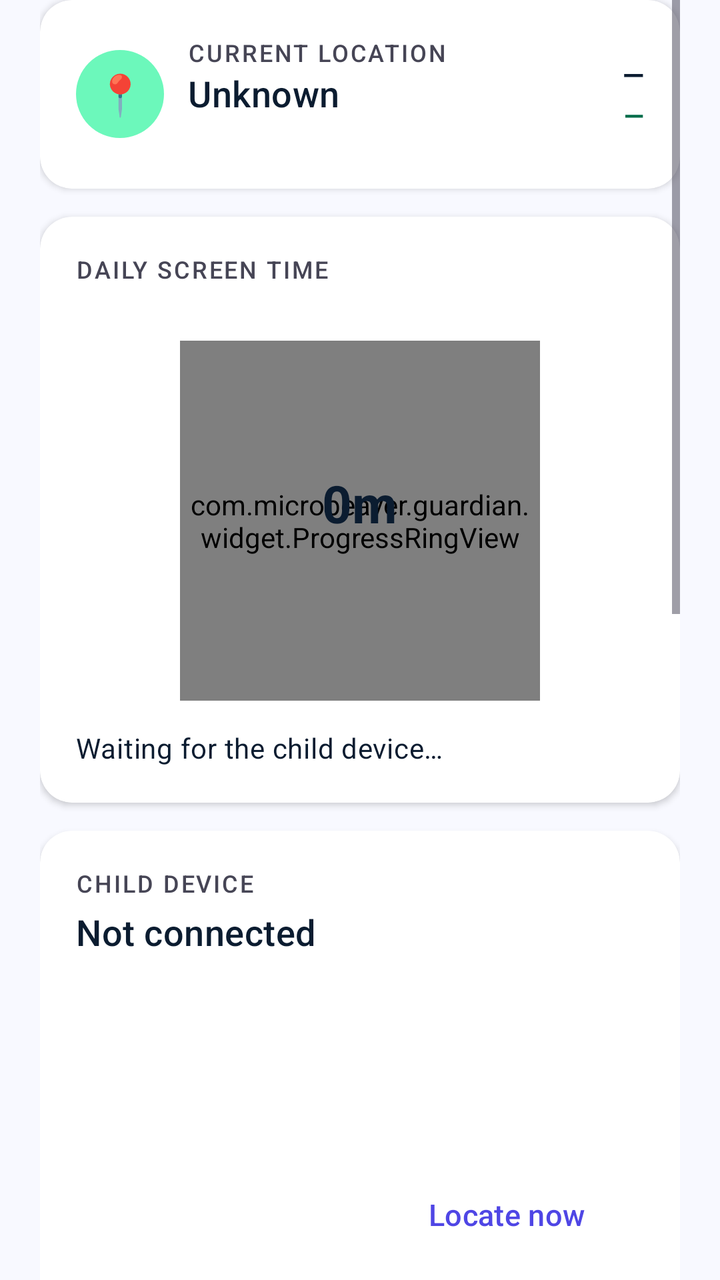
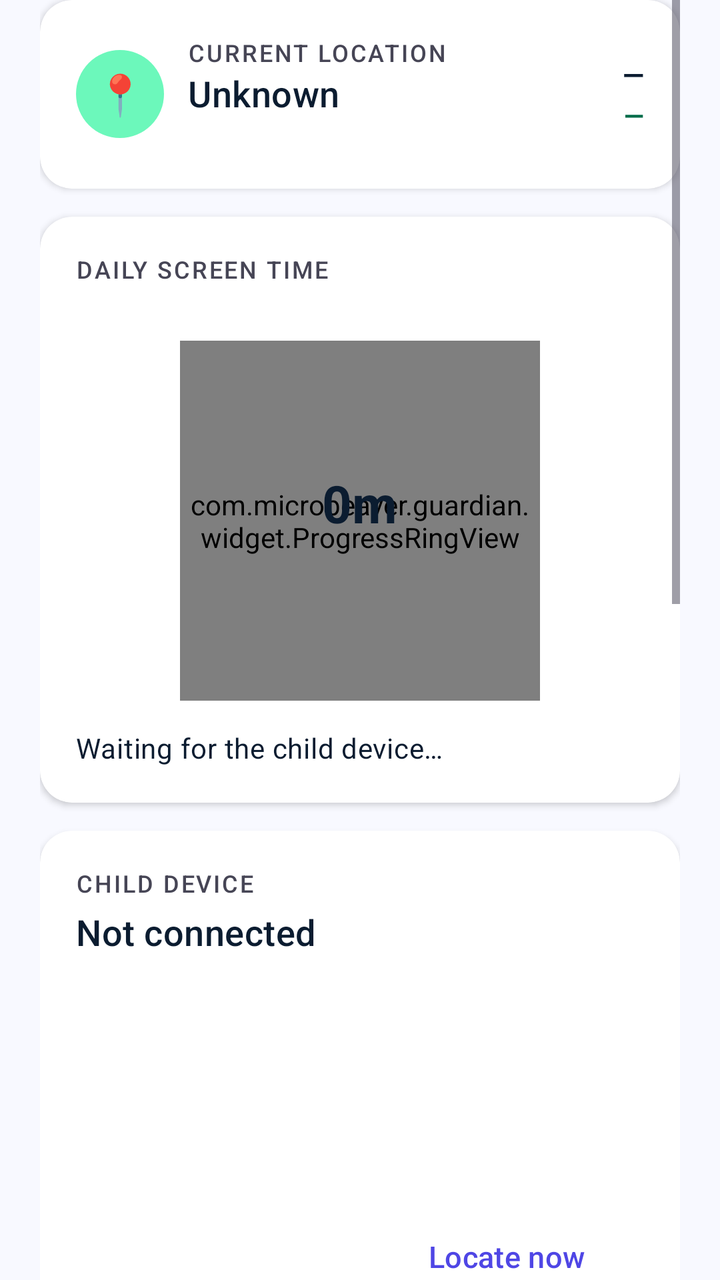

Before-and-after screenshots of an Android layout around one commit, followed by the original layout XML and the change that was made.
<!-- AndroidManifest.xml: application theme Theme.BeaverGuardian -->
<!-- res/layout/fragment_dashboard.xml -->
<?xml version="1.0" encoding="utf-8"?>
<ScrollView xmlns:android="http://schemas.android.com/apk/res/android"
    xmlns:app="http://schemas.android.com/apk/res-auto"
    android:layout_width="match_parent"
    android:layout_height="match_parent"
    android:clipToPadding="false"
    android:paddingStart="20dp" android:paddingEnd="20dp" android:paddingBottom="20dp">

    <LinearLayout android:layout_width="match_parent" android:layout_height="wrap_content"
        android:orientation="vertical">

        
        <LinearLayout android:id="@+id/boxNotifWarning"
            android:layout_width="match_parent" android:layout_height="wrap_content"
            android:orientation="vertical" android:background="@drawable/bg_warning_card"
            android:padding="14dp" android:layout_marginBottom="14dp" android:visibility="gone">
            <TextView android:layout_width="wrap_content" android:layout_height="wrap_content"
                android:text="Notifications are off" android:textStyle="bold"
                android:textSize="15sp" android:textColor="@color/on_tertiary_container" />
            <TextView android:layout_width="match_parent" android:layout_height="wrap_content"
                android:text="SOS and unknown callers will not reach you."
                android:textSize="13sp" android:textColor="@color/on_tertiary_container"
                android:paddingTop="4dp" android:paddingBottom="8dp" />
            <Button android:id="@+id/btnFixNotif" style="@style/Button.Primary"
                android:layout_width="match_parent" android:layout_height="wrap_content"
                android:text="Turn notifications on" />
            <Button android:id="@+id/btnFixDoze" style="@style/Button.Primary"
                android:layout_width="match_parent" android:layout_height="wrap_content"
                android:text="Stop Android freezing alerts"
                android:layout_marginTop="8dp" android:visibility="gone" />
        </LinearLayout>

        
        <androidx.cardview.widget.CardView style="@style/Card.Guardian"
            android:layout_width="match_parent" android:layout_height="wrap_content">
            <LinearLayout android:layout_width="match_parent" android:layout_height="wrap_content"
                android:orientation="horizontal" android:padding="18dp" android:gravity="center_vertical">
                <TextView android:layout_width="44dp" android:layout_height="44dp"
                    android:background="@drawable/bg_pill_emerald" android:gravity="center"
                    android:text="📍" android:textSize="20sp" />
                <LinearLayout android:layout_width="0dp" android:layout_weight="1"
                    android:layout_height="wrap_content" android:orientation="vertical"
                    android:layout_marginStart="12dp">
                    <TextView style="@style/Text.SectionLabel" android:layout_width="wrap_content"
                        android:layout_height="wrap_content" android:text="Current location" />
                    <TextView android:id="@+id/tvLocation" style="@style/Text.Title"
                        android:layout_width="wrap_content" android:layout_height="wrap_content"
                        android:text="Unknown" />
                    <TextView android:id="@+id/tvZoneState" style="@style/Text.Caption"
                        android:layout_width="wrap_content" android:layout_height="wrap_content" />
                </LinearLayout>
                <LinearLayout android:layout_width="wrap_content" android:layout_height="wrap_content"
                    android:orientation="vertical" android:gravity="end">
                    <TextView android:id="@+id/tvBattery" android:layout_width="wrap_content"
                        android:layout_height="wrap_content" android:textSize="14sp"
                        android:textStyle="bold" android:textColor="@color/on_surface"
                        android:text="—" />
                    <TextView android:id="@+id/tvConnection" android:layout_width="wrap_content"
                        android:layout_height="wrap_content" android:textSize="13sp"
                        android:textStyle="bold" android:textColor="@color/secondary_dark"
                        android:text="—" android:paddingTop="2dp" />
                </LinearLayout>
            </LinearLayout>
        </androidx.cardview.widget.CardView>

        
        <androidx.cardview.widget.CardView style="@style/Card.Guardian"
            android:layout_width="match_parent" android:layout_height="wrap_content">
            <LinearLayout android:layout_width="match_parent" android:layout_height="wrap_content"
                android:orientation="vertical" android:padding="18dp">
                <TextView style="@style/Text.SectionLabel" android:layout_width="wrap_content"
                    android:layout_height="wrap_content" android:text="Daily screen time" />
                <TextView android:id="@+id/tvLimit" style="@style/Text.Caption"
                    android:layout_width="wrap_content" android:layout_height="wrap_content"
                    android:paddingBottom="10dp" />
                <FrameLayout android:layout_width="180dp" android:layout_height="180dp"
                    android:layout_gravity="center">
                    <com.microbeaver.guardian.widget.ProgressRingView android:id="@+id/ring"
                        android:layout_width="match_parent" android:layout_height="match_parent" />
                    <LinearLayout android:layout_width="wrap_content" android:layout_height="wrap_content"
                        android:orientation="vertical" android:layout_gravity="center"
                        android:gravity="center">
                        <TextView android:id="@+id/tvUsedTotal" style="@style/Text.Metric"
                            android:layout_width="wrap_content" android:layout_height="wrap_content"
                            android:text="0m" android:textSize="26sp" />
                        <TextView android:id="@+id/tvRemaining" style="@style/Text.Caption"
                            android:layout_width="wrap_content" android:layout_height="wrap_content" />
                    </LinearLayout>
                </FrameLayout>
                <TextView android:id="@+id/tvTopApps" style="@style/Text.Body"
                    android:layout_width="match_parent" android:layout_height="wrap_content"
                    android:textSize="14sp" android:paddingTop="14dp"
                    android:text="Waiting for the child device…" />
            </LinearLayout>
        </androidx.cardview.widget.CardView>

        
        <androidx.cardview.widget.CardView style="@style/Card.Guardian"
            android:layout_width="match_parent" android:layout_height="wrap_content">
            <LinearLayout android:layout_width="match_parent" android:layout_height="wrap_content"
                android:orientation="vertical" android:padding="18dp">
                <TextView style="@style/Text.SectionLabel" android:layout_width="wrap_content"
                    android:layout_height="wrap_content" android:text="Child device" />
                <TextView android:id="@+id/tvDevice" style="@style/Text.Title"
                    android:layout_width="wrap_content" android:layout_height="wrap_content"
                    android:text="Not connected" android:paddingTop="4dp" />
                <TextView android:id="@+id/tvSeen" style="@style/Text.Caption"
                    android:layout_width="match_parent" android:layout_height="wrap_content" />
                
                <TextView android:id="@+id/tvAdminStatus" android:layout_width="match_parent"
                    android:layout_height="wrap_content" android:textSize="14sp"
                    android:textStyle="bold" android:paddingTop="10dp" />
                <TextView android:id="@+id/tvVpnStatus" android:layout_width="match_parent"
                    android:layout_height="wrap_content" android:textSize="14sp"
                    android:textStyle="bold" android:paddingTop="2dp" />
                <TextView android:id="@+id/tvZonesSummary" style="@style/Text.Caption"
                    android:layout_width="match_parent" android:layout_height="wrap_content"
                    android:paddingTop="6dp" />
                <LinearLayout android:layout_width="match_parent" android:layout_height="wrap_content"
                    android:orientation="horizontal" android:layout_marginTop="12dp">
                    <Button android:id="@+id/btnMap" style="@style/Button.Primary"
                        android:layout_width="0dp" android:layout_weight="1"
                        android:layout_height="wrap_content" android:text="Open map" />
                    <Button android:id="@+id/btnLocate" style="@style/Button.Outline"
                        android:layout_width="0dp" android:layout_weight="1"
                        android:layout_height="wrap_content" android:text="Locate now"
                        android:layout_marginStart="10dp" />
                </LinearLayout>
                <Button android:id="@+id/btnPair" style="@style/Button.Text"
                    android:layout_width="wrap_content" android:layout_height="wrap_content"
                    android:text="Open pairing window (15 min)" android:paddingStart="0dp" />
            </LinearLayout>
        </androidx.cardview.widget.CardView>

        
        <androidx.cardview.widget.CardView style="@style/Card.Guardian"
            android:layout_width="match_parent" android:layout_height="wrap_content">
            <LinearLayout android:layout_width="match_parent" android:layout_height="wrap_content"
                android:orientation="vertical" android:padding="18dp">
                <TextView style="@style/Text.SectionLabel" android:layout_width="wrap_content"
                    android:layout_height="wrap_content" android:text="Quick actions"
                    android:paddingBottom="10dp" />
                <LinearLayout android:layout_width="match_parent" android:layout_height="wrap_content"
                    android:orientation="horizontal">
                    <Button android:id="@+id/btnLock" style="@style/Button.Primary"
                        android:layout_width="0dp" android:layout_weight="1"
                        android:layout_height="wrap_content" android:text="Lock" />
                    <Button android:id="@+id/btnUnlock" style="@style/Button.Safe"
                        android:layout_width="0dp" android:layout_weight="1"
                        android:layout_height="wrap_content" android:text="Unlock"
                        android:layout_marginStart="10dp" />
                </LinearLayout>
                <LinearLayout android:layout_width="match_parent" android:layout_height="wrap_content"
                    android:orientation="horizontal" android:layout_marginTop="10dp">
                    <Button android:id="@+id/btnNetOff" style="@style/Button.Outline"
                        android:layout_width="0dp" android:layout_weight="1"
                        android:layout_height="wrap_content" android:text="Pause internet" />
                    <Button android:id="@+id/btnNetOn" style="@style/Button.Outline"
                        android:layout_width="0dp" android:layout_weight="1"
                        android:layout_height="wrap_content" android:text="Resume"
                        android:layout_marginStart="10dp" />
                </LinearLayout>
            </LinearLayout>
        </androidx.cardview.widget.CardView>

        
        <androidx.cardview.widget.CardView style="@style/Card.Guardian"
            android:layout_width="match_parent" android:layout_height="wrap_content">
            <LinearLayout android:layout_width="match_parent" android:layout_height="wrap_content"
                android:orientation="vertical" android:padding="18dp">
                <TextView style="@style/Text.SectionLabel" android:layout_width="wrap_content"
                    android:layout_height="wrap_content" android:text="Temporary internet" />
                <TextView android:id="@+id/tvNetTimerStatus" style="@style/Text.Caption"
                    android:layout_width="match_parent" android:layout_height="wrap_content"
                    android:paddingTop="4dp" />
                <LinearLayout android:layout_width="match_parent" android:layout_height="wrap_content"
                    android:orientation="horizontal" android:gravity="center_vertical"
                    android:layout_marginTop="10dp">
                    <TextView android:layout_width="0dp" android:layout_weight="1"
                        android:layout_height="wrap_content" android:text="Duration"
                        android:textSize="14sp" android:textColor="@color/on_surface" />
                    <TextView android:id="@+id/tvNetTimerValue" android:layout_width="wrap_content"
                        android:layout_height="wrap_content" android:textSize="16sp"
                        android:textStyle="bold" android:textColor="@color/primary" />
                </LinearLayout>
                <com.google.android.material.slider.Slider android:id="@+id/sliderNetTimer"
                    android:layout_width="match_parent" android:layout_height="wrap_content"
                    android:valueFrom="10" android:valueTo="360" android:stepSize="10"
                    android:value="30" android:layout_marginTop="4dp" />
                <LinearLayout android:layout_width="match_parent" android:layout_height="wrap_content"
                    android:orientation="horizontal">
                    <TextView style="@style/Text.Caption" android:layout_width="0dp"
                        android:layout_weight="1" android:layout_height="wrap_content"
                        android:text="10 min" />
                    <TextView style="@style/Text.Caption" android:layout_width="wrap_content"
                        android:layout_height="wrap_content" android:text="6 h" />
                </LinearLayout>
                <Button android:id="@+id/btnOpenNetTimer" style="@style/Button.Primary"
                    android:layout_width="match_parent" android:layout_height="wrap_content"
                    android:text="Open internet temporarily" android:layout_marginTop="8dp" />
            </LinearLayout>
        </androidx.cardview.widget.CardView>

        
        <androidx.cardview.widget.CardView style="@style/Card.Guardian"
            android:layout_width="match_parent" android:layout_height="wrap_content">
            <LinearLayout android:layout_width="match_parent" android:layout_height="wrap_content"
                android:orientation="vertical" android:padding="18dp">
                <LinearLayout android:layout_width="match_parent" android:layout_height="wrap_content"
                    android:orientation="horizontal" android:gravity="center_vertical">
                    <TextView style="@style/Text.SectionLabel" android:layout_width="0dp"
                        android:layout_weight="1" android:layout_height="wrap_content"
                        android:text="Today's activity" />
                    <TextView android:id="@+id/tvFeedCount" android:layout_width="wrap_content"
                        android:layout_height="wrap_content" android:textSize="12sp"
                        android:textStyle="bold" android:textColor="@color/on_surface_variant" />
                </LinearLayout>
                <LinearLayout android:id="@+id/feedHost"
                    android:layout_width="match_parent" android:layout_height="wrap_content"
                    android:orientation="vertical" android:paddingTop="6dp" />
                <TextView android:id="@+id/tvFeedEmpty" style="@style/Text.Body"
                    android:layout_width="match_parent" android:layout_height="wrap_content"
                    android:textSize="14sp" android:text="Nothing yet today" />
                <Button android:id="@+id/btnTestNotif" style="@style/Button.Text"
                    android:layout_width="wrap_content" android:layout_height="wrap_content"
                    android:text="Send a test notification" android:paddingStart="0dp" />
            </LinearLayout>
        </androidx.cardview.widget.CardView>
    </LinearLayout>
</ScrollView>
<!-- resources referenced by this layout -->
<resources>
  <color name="on_surface">#0B1C30</color>
  <color name="on_surface_variant">#464555</color>
  <color name="on_tertiary_container">#653E00</color>
  <color name="primary">#4F46E5</color>
  <color name="secondary_dark">#006C49</color>
  <!-- drawable bg_pill_emerald (drawable) -->
  <?xml version="1.0" encoding="utf-8"?>
  <shape xmlns:android="http://schemas.android.com/apk/res/android" android:shape="rectangle">
      <solid android:color="@color/secondary_container" />
      <corners android:radius="999dp" />
  </shape>
  <!-- drawable bg_warning_card (drawable) -->
  <?xml version="1.0" encoding="utf-8"?>
  <shape xmlns:android="http://schemas.android.com/apk/res/android" android:shape="rectangle">
      <solid android:color="@color/tertiary_container" />
      <corners android:radius="12dp" />
      <stroke android:width="1dp" android:color="@color/tertiary" />
  </shape>
  <style name="Button.Safe" parent="Button.Primary">
          <item name="backgroundTint">@color/secondary</item>
          <item name="android:textColor">@color/on_secondary</item>
          <item name="iconTint">@color/on_secondary</item>
      </style>
  <style name="Button.Text" parent="Widget.Material3.Button.TextButton">
          <item name="android:fontFamily">sans-serif-medium</item>
          <item name="android:textColor">@color/primary</item>
          <item name="android:textAllCaps">false</item>
          <item name="android:textSize">14sp</item>
      </style>
  <style name="Card.Guardian" parent="Widget.Material3.CardView.Elevated">
          <item name="cardCornerRadius">16dp</item>
          <item name="cardElevation">2dp</item>
          <item name="cardBackgroundColor">@color/surface_card</item>
          <item name="android:layout_marginBottom">14dp</item>
      </style>
  <style name="Text.Body" parent="TextAppearance.Material3.BodyMedium">
          <item name="android:fontFamily">sans-serif</item>
          <item name="android:textSize">16sp</item>
          <item name="android:textColor">@color/on_surface</item>
          <item name="android:lineSpacingExtra">4sp</item>
      </style>
  <style name="Text.Caption" parent="TextAppearance.Material3.BodySmall">
          <item name="android:fontFamily">sans-serif</item>
          <item name="android:textSize">13sp</item>
          <item name="android:textColor">@color/on_surface_variant</item>
      </style>
  <style name="Text.Metric" parent="TextAppearance.Material3.HeadlineMedium">
          <item name="android:fontFamily">sans-serif</item>
          <item name="android:textStyle">bold</item>
          <item name="android:textSize">30sp</item>
          <item name="android:textColor">@color/on_surface</item>
      </style>
  <style name="Text.SectionLabel" parent="TextAppearance.Material3.LabelSmall">
          <item name="android:fontFamily">sans-serif-medium</item>
          <item name="android:textSize">12sp</item>
          <item name="android:textColor">@color/on_surface_variant</item>
          <item name="android:letterSpacing">0.08</item>
          <item name="android:textAllCaps">true</item>
      </style>
  <style name="Text.Title" parent="TextAppearance.Material3.TitleMedium">
          <item name="android:fontFamily">sans-serif-medium</item>
          <item name="android:textSize">18sp</item>
          <item name="android:textColor">@color/on_surface</item>
      </style>
  <color name="secondary_container">#6CF8BB</color>
  <color name="tertiary_container">#FFDDB8</color>
  <color name="tertiary">#F59E0B</color>
  <color name="on_primary">#FFFFFF</color>
  <color name="secondary">#10B981</color>
  <color name="on_secondary">#FFFFFF</color>
  <color name="surface_card">#FFFFFF</color>
  <color name="primary_container">#E2DFFF</color>
  <color name="on_primary_container">#0F0069</color>
  <color name="on_secondary_container">#00714D</color>
  <color name="on_tertiary">#FFFFFF</color>
  <color name="error">#BA1A1A</color>
  <color name="on_error">#FFFFFF</color>
  <color name="background">#F8F9FF</color>
  <color name="outline">#777587</color>
</resources>

<!-- the commit's change to res/layout/fragment_dashboard.xml (unified diff, before → after) -->
@@ -113,6 +113,9 @@
                 <TextView android:id="@+id/tvVpnStatus" android:layout_width="match_parent"
                     android:layout_height="wrap_content" android:textSize="14sp"
                     android:textStyle="bold" android:paddingTop="2dp" />
+                <TextView android:id="@+id/tvAccessibilityStatus" android:layout_width="match_parent"
+                    android:layout_height="wrap_content" android:textSize="14sp"
+                    android:textStyle="bold" android:paddingTop="2dp" />
                 <TextView android:id="@+id/tvZonesSummary" style="@style/Text.Caption"
                     android:layout_width="match_parent" android:layout_height="wrap_content"
                     android:paddingTop="6dp" />
